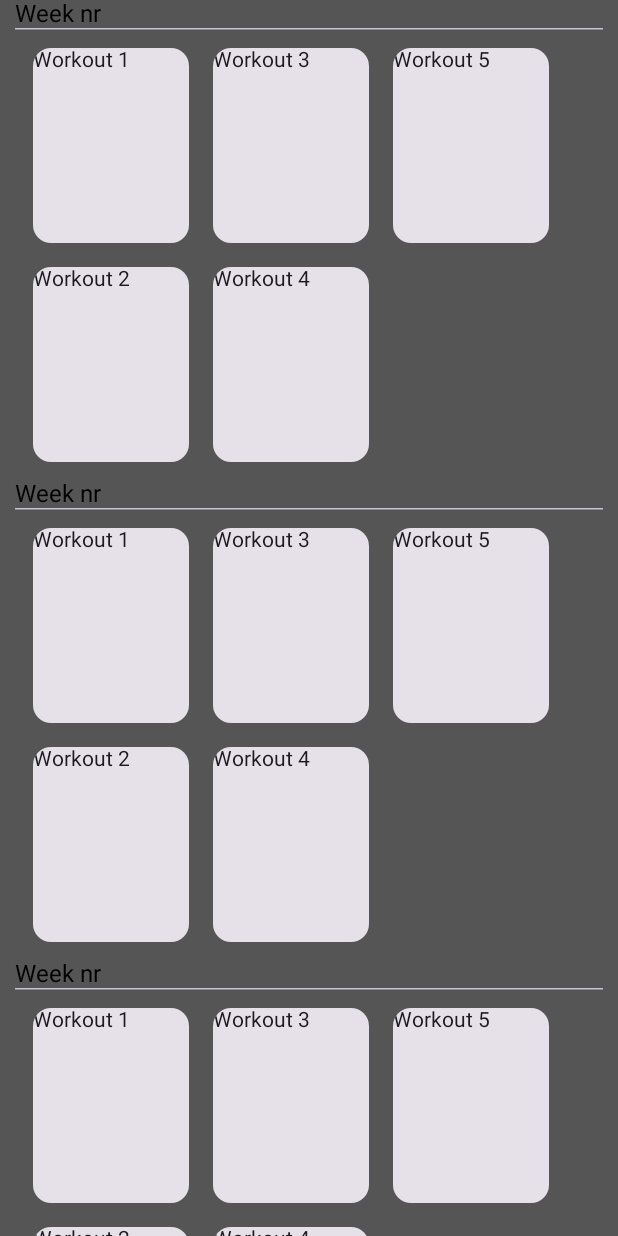
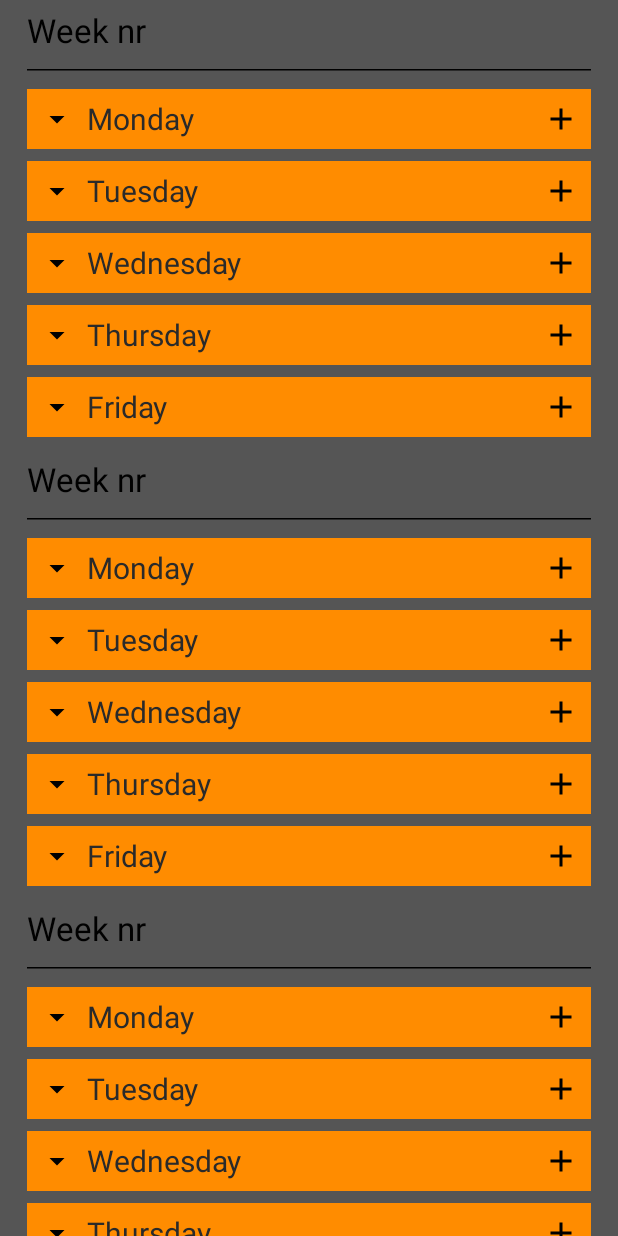
Before and after one commit to braindome/urkraft-android, an Android app built with Jetpack Compose: the @Preview function ProgramPlanningPagePreview, on a phone screen of 412 x 824 dp. Run offline under Robolectric (Android 15) with nearby library versions, the phone set to English and light mode, and no system bars; our stand-ins replace Room's generated code.

Commit message:
Removed unused code

```diff
--- a/app/src/main/java/se/braindome/urkraft/UrkraftNavHost.kt
+++ b/app/src/main/java/se/braindome/urkraft/UrkraftNavHost.kt
@@ -15,7 +15,6 @@ fun UrkraftNavHost() {
 
     NavHost(navController = navController, startDestination = "home") {
         composable(UrkraftRoutes.PLANNING.route) {
-            // TodayScreen(TodayScreenViewModel())
             DailyWorkoutScreen(DailyPlanningViewModel(), navController)
         }
         composable(UrkraftRoutes.DASHBOARD.route) { UrkraftApp() }
--- a/app/src/main/java/se/braindome/urkraft/model/CalendarRepository.kt
+++ b/app/src/main/java/se/braindome/urkraft/model/CalendarRepository.kt
@@ -58,7 +58,6 @@ object CalenderRepository {
     }
 
 
-    // Generate days for a given month
     fun generateDaysForMonth(date: Date): List<DateInfo> {
         val calendar = Calendar.getInstance(Locale.getDefault())
         calendar.time = date
--- a/app/src/main/java/se/braindome/urkraft/model/Repository.kt
+++ b/app/src/main/java/se/braindome/urkraft/model/Repository.kt
@@ -57,7 +57,6 @@ object Repository {
             Exercise(name = "Overhead Press", sets = 3, reps = 10, weight = 40.0),
             Exercise(name = "Lateral Raise", sets = 3, reps = 15, weight = 15.0),
             Exercise(name = "Front Raise", sets = 3, reps = 15, weight = 15.0)
-            // Add more exercises as needed
         )
     }
 
@@ -68,7 +67,6 @@ object Repository {
             Exercise(name = "Dumbbell Flyes", sets = 3, reps = 10, weight = 20.0),
             Exercise(name = "Squats", sets = 3, reps = 10, weight = 70.0),
             Exercise(name = "Leg Press", sets = 3, reps = 10, weight = 100.0),
-            // Add more exercises as needed
         )
     }
 
--- a/app/src/main/java/se/braindome/urkraft/ui/components/DropDownMenu.kt
+++ b/app/src/main/java/se/braindome/urkraft/ui/components/DropDownMenu.kt
@@ -18,7 +18,6 @@ import androidx.compose.ui.Modifier
 import androidx.compose.ui.graphics.Color
 import androidx.compose.ui.tooling.preview.Preview
 import androidx.compose.ui.unit.dp
-import se.braindome.urkraft.ui.theme.Gray10
 import se.braindome.urkraft.ui.theme.Gray40
 import se.braindome.urkraft.ui.theme.Gray80
 
--- a/app/src/main/java/se/braindome/urkraft/ui/home/Home.kt
+++ b/app/src/main/java/se/braindome/urkraft/ui/home/Home.kt
@@ -4,13 +4,9 @@ import androidx.compose.foundation.layout.Arrangement
 import androidx.compose.foundation.layout.Box
 import androidx.compose.foundation.layout.Column
 import androidx.compose.foundation.layout.fillMaxSize
-import androidx.compose.material3.Text
 import androidx.compose.runtime.Composable
 import androidx.compose.ui.Alignment
 import androidx.compose.ui.Modifier
-import androidx.compose.ui.graphics.Color
-import androidx.compose.ui.unit.sp
-import se.braindome.urkraft.ui.components.SetCheckbox
 import se.braindome.urkraft.ui.onboarding.OnboardingScreen
 
 @Composable
@@ -22,7 +18,6 @@ fun HomeScreen() {
             horizontalAlignment = Alignment.CenterHorizontally
         ) {
             OnboardingScreen()
-            //Text("Home", fontSize = 30.sp, color = Color.Black )
         }
     }
 }
--- a/app/src/main/java/se/braindome/urkraft/ui/onboarding/OnboardingScreen.kt
+++ b/app/src/main/java/se/braindome/urkraft/ui/onboarding/OnboardingScreen.kt
@@ -169,7 +169,6 @@ fun ProgramPropertyPage() {
                             switchStates.value = switchStates.value.toMutableMap().apply { put(day, isChecked) }
                         },
                         thumbContent = {
-                            //Text(if (switchStates.value[day] == true) "✓" else "")
                             Icon(
                                 painter = painterResource(
                                     id = if (switchStates.value[day] == true) R.drawable.check_circle_outline_24
@@ -203,22 +202,20 @@ fun ProgramPlanningPage() {
         modifier = Modifier.fillMaxSize().padding(horizontal = 10.dp),
     ) {
         items(4) {
-            Column {
-                Text("Week nr", style = Typography.titleMedium)
-                HorizontalDivider()
-                LazyHorizontalGrid(
-                    rows = GridCells.Fixed(2),
-                    contentPadding = PaddingValues(4.dp),
-                    modifier = Modifier.height(300.dp),
-                    verticalArrangement = Arrangement.SpaceAround,
-                    horizontalArrangement = Arrangement.SpaceAround
-                ) {
-                    item { Card(modifier = Modifier.size(120.dp).padding(8.dp).fillMaxSize()) { Text("Workout 1") } }
-                    item { Card(modifier = Modifier.size(120.dp).padding(8.dp).fillMaxSize()) { Text("Workout 2") } }
-                    item { Card(modifier = Modifier.size(120.dp).padding(8.dp).fillMaxSize()) { Text("Workout 3") } }
-                    item { Card(modifier = Modifier.size(120.dp).padding(8.dp).fillMaxSize()) { Text("Workout 4") } }
-                    item { Card(modifier = Modifier.size(120.dp).padding(8.dp).fillMaxSize()) { Text("Workout 5") } }
-                }
+            Column(
+                modifier = Modifier.fillMaxWidth().padding(8.dp),
+                verticalArrangement = Arrangement.spacedBy(8.dp),
+            ) {
+                Text("Week nr", style = Typography.titleLarge)
+                HorizontalDivider(
+                    modifier = Modifier.padding(vertical = 4.dp),
+                    color = Color.Black
+                )
+                OnboardingWeekday("Monday")
+                OnboardingWeekday("Tuesday")
+                OnboardingWeekday("Wednesday")
+                OnboardingWeekday("Thursday")
+                OnboardingWeekday("Friday")
             }
         }
     }
--- a/app/src/main/java/se/braindome/urkraft/ui/theme/Type.kt
+++ b/app/src/main/java/se/braindome/urkraft/ui/theme/Type.kt
@@ -1,6 +1,5 @@
 package se.braindome.urkraft.ui.theme
 
-import android.R.attr.fontFamily
 import androidx.compose.material3.Typography
 import androidx.compose.ui.text.TextStyle
 import androidx.compose.ui.text.font.FontFamily
--- a/app/src/main/java/se/braindome/urkraft/ui/workout/Calendar.kt
+++ b/app/src/main/java/se/braindome/urkraft/ui/workout/Calendar.kt
@@ -2,7 +2,6 @@ package se.braindome.urkraft.ui.workout
 
 import android.icu.text.SimpleDateFormat
 import androidx.compose.foundation.background
-import androidx.compose.foundation.border
 import androidx.compose.foundation.clickable
 import androidx.compose.foundation.layout.Arrangement
 import androidx.compose.foundation.layout.Box
@@ -18,7 +17,6 @@ import androidx.compose.foundation.shape.RoundedCornerShape
 import androidx.compose.material.icons.Icons
 import androidx.compose.material.icons.automirrored.filled.ArrowBack
 import androidx.compose.material.icons.automirrored.filled.ArrowForward
-import androidx.compose.material.icons.filled.ArrowForward
 import androidx.compose.material3.DatePicker
 import androidx.compose.material3.DatePickerDefaults
 import androidx.compose.material3.ExperimentalMaterial3Api
@@ -42,9 +40,7 @@ import androidx.compose.ui.tooling.preview.Preview
 import androidx.compose.ui.unit.dp
 import androidx.compose.ui.unit.sp
 import se.braindome.urkraft.model.CalenderRepository
-import se.braindome.urkraft.ui.theme.Gray20
 import se.braindome.urkraft.ui.theme.Gray40
-import se.braindome.urkraft.ui.theme.Gray60
 import se.braindome.urkraft.ui.theme.Gray80
 import se.braindome.urkraft.ui.theme.Orange80
 import timber.log.Timber
@@ -207,7 +203,6 @@ fun DayCell(day: Int, isCurrentMonth: Boolean, date: Date, selectedDate: Mutable
 
 @Composable
 fun WeekNumberCell(weekNumber: Int) {
-    // Display the week number
     Box(
         modifier = Modifier
             .padding(2.dp)
--- a/app/src/main/java/se/braindome/urkraft/ui/workout/DailyWorkoutScreen.kt
+++ b/app/src/main/java/se/braindome/urkraft/ui/workout/DailyWorkoutScreen.kt
@@ -95,7 +95,6 @@ fun DailyWorkoutScreen(
                     viewModel.resetExerciseValues()
                     isAddExerciseScreenOpen = true
                     navController.navigate(
-                        //UrkraftRoutes.ADD_EXERCISE.route
                         PlanningScreenRoutes.NewExercise.route
                     )
                 }
--- a/app/src/main/java/se/braindome/urkraft/ui/workout/PlanningScreen.kt
+++ b/app/src/main/java/se/braindome/urkraft/ui/workout/PlanningScreen.kt
@@ -2,8 +2,6 @@ package se.braindome.urkraft.ui.workout
 
 import androidx.compose.foundation.background
 import androidx.compose.foundation.layout.Box
-import androidx.compose.foundation.layout.fillMaxSize
-import androidx.compose.foundation.layout.height
 import androidx.compose.foundation.layout.padding
 import androidx.compose.material3.ExperimentalMaterial3Api
 import androidx.compose.material3.Scaffold
@@ -25,7 +23,6 @@ import androidx.navigation.NavHostController
 import androidx.navigation.compose.NavHost
 import androidx.navigation.compose.composable
 import androidx.navigation.compose.rememberNavController
-import se.braindome.urkraft.ui.theme.Gray20
 import se.braindome.urkraft.ui.theme.Gray60
 import se.braindome.urkraft.ui.theme.Gray80
 import se.braindome.urkraft.ui.theme.Orange60
@@ -44,14 +41,11 @@ fun PlanningScreen() {
     val dailyPlanningViewModel: DailyPlanningViewModel = viewModel()
     Scaffold(
         topBar = { PlanningTopNavBar(navController) },
-        //modifier = Modifier.fillMaxSize()
         bottomBar = { Box(modifier = Modifier.background(Gray80)) }
     ) { paddingValues ->
         Box(
             modifier = Modifier
                 .padding(paddingValues)
-                //.fillMaxSize()
-                //.background(Gray60)
         ) {
             NavHost(
                 navController = navController,
--- a/app/src/main/java/se/braindome/urkraft/ui/workout/WeeklyItems.kt
+++ b/app/src/main/java/se/braindome/urkraft/ui/workout/WeeklyItems.kt
@@ -140,8 +140,6 @@ fun WorkoutDialog(onDismissRequest: () -> Unit = {}) {
                 horizontalAlignment = Alignment.CenterHorizontally,
                 modifier = Modifier
                     .fillMaxSize()
-                    //.padding(8.dp)
-                    //.background(MaterialTheme.colorScheme.primaryContainer)
             ) {
                 Text(text = "Weekday", fontSize = 16.sp)
                 Column(
--- a/app/src/main/java/se/braindome/urkraft/ui/workout/WeeklyPlanningScreen.kt
+++ b/app/src/main/java/se/braindome/urkraft/ui/workout/WeeklyPlanningScreen.kt
@@ -6,7 +6,6 @@ import androidx.compose.foundation.layout.Column
 import androidx.compose.foundation.layout.Row
 import androidx.compose.foundation.layout.fillMaxSize
 import androidx.compose.foundation.layout.fillMaxWidth
-import androidx.compose.foundation.layout.height
 import androidx.compose.foundation.layout.padding
 import androidx.compose.material3.Icon
 import androidx.compose.material3.IconButton
@@ -14,7 +13,6 @@ import androidx.compose.material3.Text
 import androidx.compose.runtime.Composable
 import androidx.compose.ui.Alignment
 import androidx.compose.ui.Modifier
-import androidx.compose.ui.graphics.Color
 import androidx.compose.ui.res.painterResource
 import androidx.compose.ui.tooling.preview.Preview
 import androidx.compose.ui.unit.dp
--- a/gradle/libs.versions.toml
+++ b/gradle/libs.versions.toml
@@ -1,6 +1,6 @@
 [versions]
 accompanistPager = "0.20.0"
-agp = "8.7.3"
+agp = "8.8.0"
 coreSplashscreen = "1.0.1"
 kotlin = "2.0.0"
 coreKtx = "1.15.0"
```
Also changed, not shown: app/src/main/java/se/braindome/urkraft/ui/onboarding/OnboardingWeekPlanning.kt (+1 -6 lines), app/src/main/java/se/braindome/urkraft/ui/workout/MonthlyPlanningScreen.kt (+0 -17 lines), app/src/main/java/se/braindome/urkraft/ui/workout/WorkoutScreen.kt (deleted, +0 -287 lines), gradle/wrapper/gradle-wrapper.properties, 2 other files.
